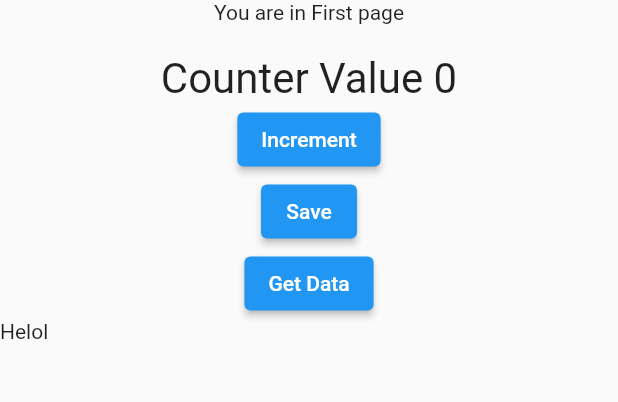
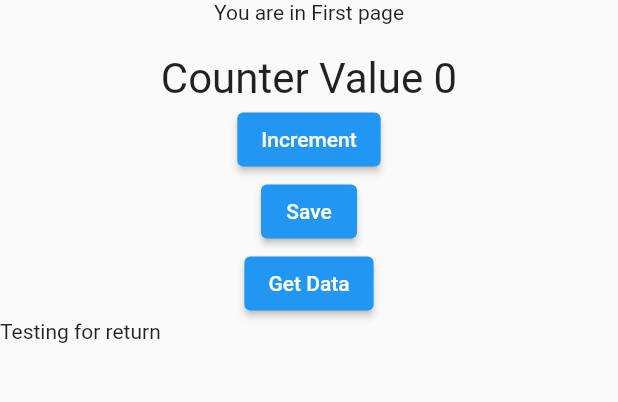
Before and after one commit to soumen88/agendaboa, a Flutter app: the screen it shows after launch, after a tap on "Save", after a tap on "Get Data", on a phone screen of 412 x 824 dp, the part 84-486 px from its top. Run offline on Flutter 3.47's test engine with Material 2 defaults, Android fonts, the phone set to English and light mode, and no system bars; drawn by our look-alikes of firebase_database, salomon_bottom_bar; our stand-ins replace auto_route, firebase_core, flutter_hooks, flutter_riverpod, shared_preferences; accounts and stored records are empty.

```diff
--- a/lib/constants.dart
+++ b/lib/constants.dart
@@ -2,3 +2,4 @@ import 'dart:ui';
 
 const kCurveColorUp = Color(0xFF204595);
 const kButtonColor = Color(0xFF00a79f);
+const UNIQUE_KEY = "APP_UNIQUE_KEY";
--- a/lib/main.dart
+++ b/lib/main.dart
@@ -1,11 +1,14 @@
 import 'dart:async';
 import 'package:agendaboa/route/AppRouter.gr.dart';
+import 'package:firebase_core/firebase_core.dart';
 import 'package:flutter/material.dart';
 import 'package:flutter_riverpod/flutter_riverpod.dart';
 import 'dart:developer' as developer;
 
-void main() {
+void main() async {
   String TAG = "Main";
+  WidgetsFlutterBinding.ensureInitialized();
+  await Firebase.initializeApp();
   runZonedGuarded(() async {
     runApp(
         ProviderScope(child: MyApp())
--- a/lib/models/message.dart
+++ b/lib/models/message.dart
@@ -1,11 +1,11 @@
 class Message {
   final String text;
-  final DateTime date;
+  final String date;
 
   Message(this.text, this.date);
 
   Message.fromJson(Map<dynamic, dynamic> json)
-      : date = DateTime.parse(json['date'] as String),
+      : date = json['date'] as String,
         text = json['text'] as String;
 
   Map<dynamic, dynamic> toJson() => <dynamic, dynamic>{
@@ -13,3 +13,19 @@ class Message {
     'text': text,
   };
 }
+
+
+/*
+part 'Login.g.dart';
+
+@JsonSerializable()
+class Login {
+  String? username;
+  String? password;
+
+  Login({this.username, this.password});
+  factory Login.fromJson(Map<String, dynamic> json) => _$LoginFromJson(json);
+
+  Map<String, dynamic> toJson() => _$LoginToJson(this);
+}
+*/
--- a/lib/models/message_dao.dart
+++ b/lib/models/message_dao.dart
@@ -1,12 +1,17 @@
 import 'package:firebase_database/firebase_database.dart';
 import 'message.dart';
+import 'dart:developer' as developer;
 
 class MessageDao {
-  final DatabaseReference _messagesRef =
-  FirebaseDatabase.instance.reference().child('messages');
+  String TAG = "MessageDao";
+  //final DatabaseReference _messagesRef = FirebaseDatabase.instance.reference().child('messages');
+  final DatabaseReference _messagesRef = FirebaseDatabase.instance.ref('messages');
 
-  void saveMessage(Message message) {
-    _messagesRef.push().set(message.toJson());
+  Future<String> saveMessage(Message message) async{
+    var key = _messagesRef.push();
+    developer.log(TAG, name: "Key found ${key.key}");
+    await key.set(message.toJson());
+    return Future.value(key.key);
   }
 
   Query getMessageQuery() {
--- a/lib/ui/first_page.dart
+++ b/lib/ui/first_page.dart
@@ -57,18 +57,23 @@ class FirstPage extends HookWidget{
     );
   }
 
-  void _sendMessage() {
-    final message = Message("Helol", DateTime.now());
-    messageDao.saveMessage(message);
+  void _sendMessage() async{
+    final message = Message("Testing for return", DateTime.now().toString());
+    var result =  await messageDao.saveMessage(message);
+    developer.log(TAG, name: "This is the result $result");
   }
 
   void _getDataMessage() async{
-    final data = await dbRef.once();
-    developer.log(TAG, name: "Message received $data");
-    final json = data as Map<dynamic, dynamic>;
-    final message = Message.fromJson(json);
-    developer.log(TAG, name: "Message received $message");
-
+    try{
+      final data = await dbRef.once();
+      developer.log(TAG, name: "Message received $data");
+      final json = data.snapshot.value as Map<dynamic, dynamic>;
+      final message = Message.fromJson(json);
+      developer.log(TAG, name: "Message received $message");
+    }
+    catch(e){
+      developer.log(TAG , name: "Exception $e ");
+    }
 
   }
 
--- a/lib/ui/home.dart
+++ b/lib/ui/home.dart
@@ -20,7 +20,7 @@ class HomePage extends HookWidget{
 
     useEffect((){
       developer.log(TAG, name: "Inside use effect");
-      Firebase.initializeApp();
+      //Firebase.initializeApp();
     });
     // TODO: implement build
     return Consumer(
```
Also changed, not shown: lib/state/CounterBloc.dart (+16 -0 lines), pubspec.yaml (+11 -6 lines), lib/route/AppRouter.gr.dart (added), pubspec.lock, 2 other files.
